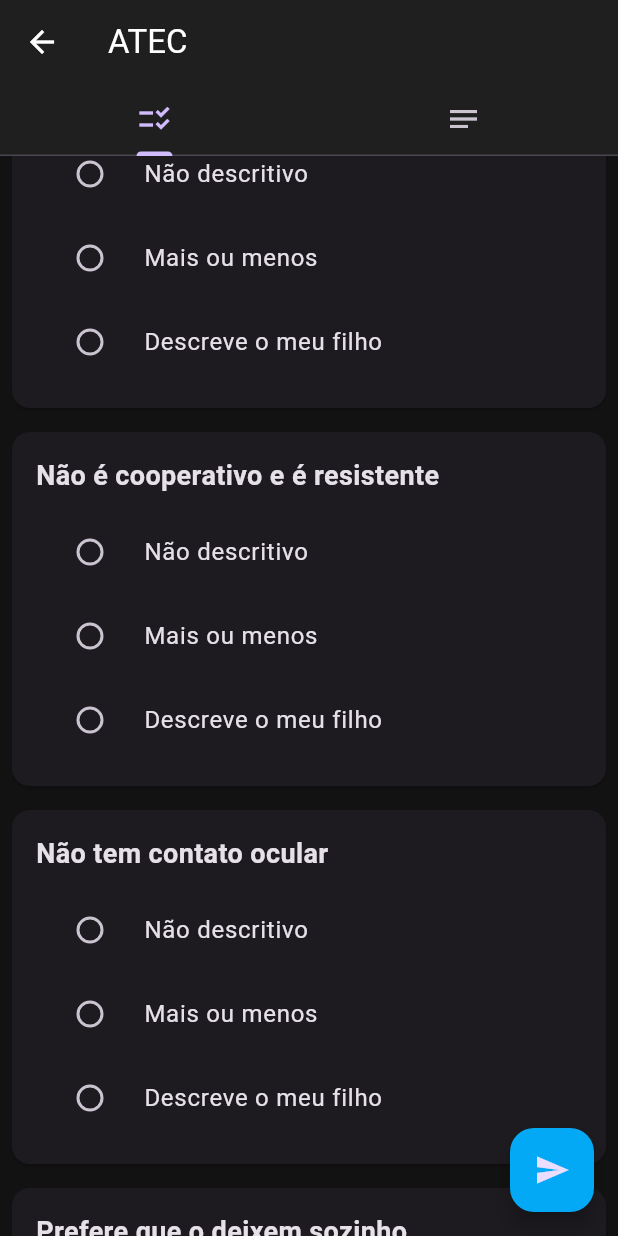
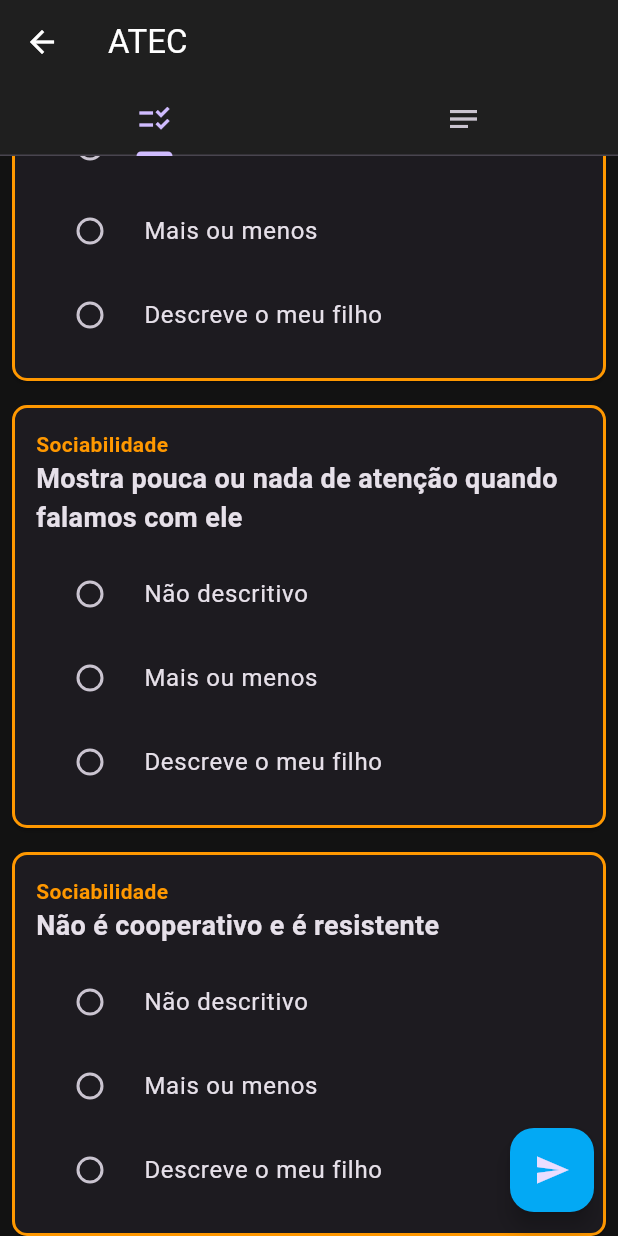
Before and after one commit to weslley-david/hexagonui, a Flutter app: the Atec screen opened directly with empty values, scrolled down 3456 dp, after a tap on the "send" icon, on a phone screen of 412 x 824 dp. Run offline on Flutter 3.47's test engine with Material 3 defaults, Android fonts, the light colour scheme and no system bars; our stand-ins replace go_router, shared_preferences; accounts and stored records are empty.

Commit message:
new pages

```diff
--- a/lib/main.dart
+++ b/lib/main.dart
@@ -3,6 +3,9 @@
 import 'package:hexagonui/pages/addClient/add_client.dart';
 import 'package:hexagonui/pages/atec/atec.dart';
 import 'package:hexagonui/pages/clientDetail/client_detail.dart';
+import 'package:hexagonui/pages/createClient/create_client.dart';
+import 'package:hexagonui/pages/detailAtec/detail_atec.dart';
+import 'package:hexagonui/pages/removeClient/delete_client.dart';
 import 'package:hexagonui/pages/home/home.dart';
 import 'package:hexagonui/pages/login/login.dart';
 
@@ -42,9 +45,28 @@
           );
         }),
     GoRoute(
+        path: '/detailavaliation/:id', // Replace with your actual path
+        name: 'detailavaliation',
+        builder: (context, state) {
+          final avaliationId =
+              state.pathParameters['id'] ?? '0'; // Providing a default value
+
+          return AvaliationDetail(
+            id: int.parse(avaliationId),
+          );
+        }),
+    GoRoute(
         path: '/addclient',
         name: 'addclient',
-        builder: (context, state) => const AddClient())
+        builder: (context, state) => const AddClient()),
+    GoRoute(
+        path: '/removeclient',
+        name: 'removeclient',
+        builder: (context, state) => const RemoveClient()),
+    GoRoute(
+        path: '/createclient',
+        name: 'createclient',
+        builder: (context, state) => const CreateClient())
   ],
 );
 
--- a/lib/pages/addClient/add_client.dart
+++ b/lib/pages/addClient/add_client.dart
@@ -1,5 +1,4 @@
 import 'package:flutter/material.dart';
-import 'package:flutter/widgets.dart';
 import 'package:http/http.dart' as http;
 import 'dart:convert';
 
@@ -9,6 +8,7 @@
   const AddClient({super.key});
 
   @override
+  // ignore: library_private_types_in_public_api
   _AddClientState createState() => _AddClientState();
 }
 
@@ -90,7 +90,7 @@
                     identifier = value!;
                   },
                 ),
-                SizedBox(
+                const SizedBox(
                   height: 30.0,
                 ),
                 TextFormField(
--- a/lib/pages/atec/atec.dart
+++ b/lib/pages/atec/atec.dart
@@ -83,6 +83,11 @@
     return prefs.getString('acetoken');
   }
 
+  Future<String?> getIdentifier() async {
+    final prefs = await SharedPreferences.getInstance();
+    return prefs.getString('identifier');
+  }
+
   final TextEditingController _titleController =
       TextEditingController(text: 'minha avaliação');
   final TextEditingController _observationController = TextEditingController();
@@ -103,6 +108,13 @@
     super.dispose();
   }
 
+  final Map<String, Color> areaColors = {
+    "Fala/Linguagem/Comunicação": Colors.blue,
+    "Percepção sensorial /cognitiva": Colors.green,
+    "Saúde / Aspectos físicos / Comportamento": Colors.red,
+    "Sociabilidade": Colors.orange,
+  };
+
   void fetchQuestions() {
     // Simulação de fetch das questões de um endpoint
     String jsonData = '''[
@@ -3275,8 +3287,11 @@
         alternativeId: entry.value,
       );
     }).toList();
+
+    String? identifier = await getIdentifier();
+
     Map<String, dynamic> submission = {
-      "title": _titleController.text,
+      "title": '${_titleController.text} - por $identifier',
       "notes": _observationController.text,
       "client": int.parse(widget.client),
       "answers": answers.map((answer) => answer.toJson()).toList(),
@@ -3284,6 +3299,7 @@
 
     if (answers.length != 77) {
       //String jsonSubmission = json.encode(submission);
+      // ignore: use_build_context_synchronously
       ScaffoldMessenger.of(context).showSnackBar(
         const SnackBar(
           content: Text('Todas as questões precisam ser respondidas.'),
@@ -3352,15 +3368,33 @@
                     Question question = questions[index];
                     return Card(
                       margin: const EdgeInsets.all(8.0),
+                      shape: RoundedRectangleBorder(
+                        side: BorderSide(
+                          color: areaColors[question.area] ??
+                              Colors.black, // Cor da borda com base na área
+                          width: 2.0,
+                        ),
+                        borderRadius: BorderRadius.circular(10.0),
+                      ),
                       child: Padding(
                         padding: const EdgeInsets.all(16.0),
                         child: Column(
                           crossAxisAlignment: CrossAxisAlignment.start,
                           children: [
-                            Text(question.content,
-                                style: const TextStyle(
-                                    fontSize: 18.0,
-                                    fontWeight: FontWeight.bold)),
+                            Text(
+                              question.area,
+                              style: TextStyle(
+                                fontSize: 14.0,
+                                fontWeight: FontWeight.bold,
+                                color:
+                                    areaColors[question.area] ?? Colors.black,
+                              ),
+                            ),
+                            Text(
+                              question.content,
+                              style: const TextStyle(
+                                  fontSize: 18.0, fontWeight: FontWeight.bold),
+                            ),
                             const SizedBox(height: 10),
                             ...question.alternatives.map((alternative) {
                               return RadioListTile<int>(
@@ -3384,23 +3418,13 @@
             child: SingleChildScrollView(
               child: Column(
                 children: [
-                  const SizedBox(
-                    height: 5.0,
-                  ),
+                  const SizedBox(height: 5.0),
                   const Text("Título: "),
-                  const SizedBox(
-                    height: 5.0,
-                  ),
-                  TextField(
-                    controller: _titleController,
-                  ),
-                  const SizedBox(
-                    height: 5.0,
-                  ),
+                  const SizedBox(height: 5.0),
+                  TextField(controller: _titleController),
+                  const SizedBox(height: 5.0),
                   const Text("Observações: "),
-                  const SizedBox(
-                    height: 5.0,
-                  ),
+                  const SizedBox(height: 5.0),
                   TextField(
                     controller: _observationController,
                     minLines: 15,
@@ -3409,7 +3433,7 @@
                 ],
               ),
             ),
-          )
+          ),
         ],
       ),
       floatingActionButton: FloatingActionButton(
--- a/lib/pages/login/login.dart
+++ b/lib/pages/login/login.dart
@@ -46,6 +46,7 @@
         await prefs.setString('acetoken', data['acetoken']);
         await prefs.setInt('id', data['id']);
         await prefs.setString('type', data['type']);
+        await prefs.setString('identifier', data['identifier']);
 
         // Navegar para a HomePage
         // ignore: use_build_context_synchronously
--- a/pubspec.yaml
+++ b/pubspec.yaml
@@ -41,6 +41,7 @@
   fl_chart: ^0.68.0
   flutter_charts: ^0.5.2
   provider: ^6.1.2
+  intl: ^0.19.0
 
 dev_dependencies:
   flutter_launcher_icons: "^0.13.1"
```
Also changed, not shown: lib/pages/clientDetail/list_avaliations.dart (+7 -0 lines), lib/pages/createClient/create_client.dart (added, +172 -0 lines), lib/pages/detailAtec/detail_atec.dart (added, +136 -0 lines), lib/pages/home/home.dart (+7 -9 lines), lib/pages/removeClient/delete_client.dart (renamed from lib/pages/deleteClient/delete_client.dart, +5 -6 lines), pubspec.lock.
